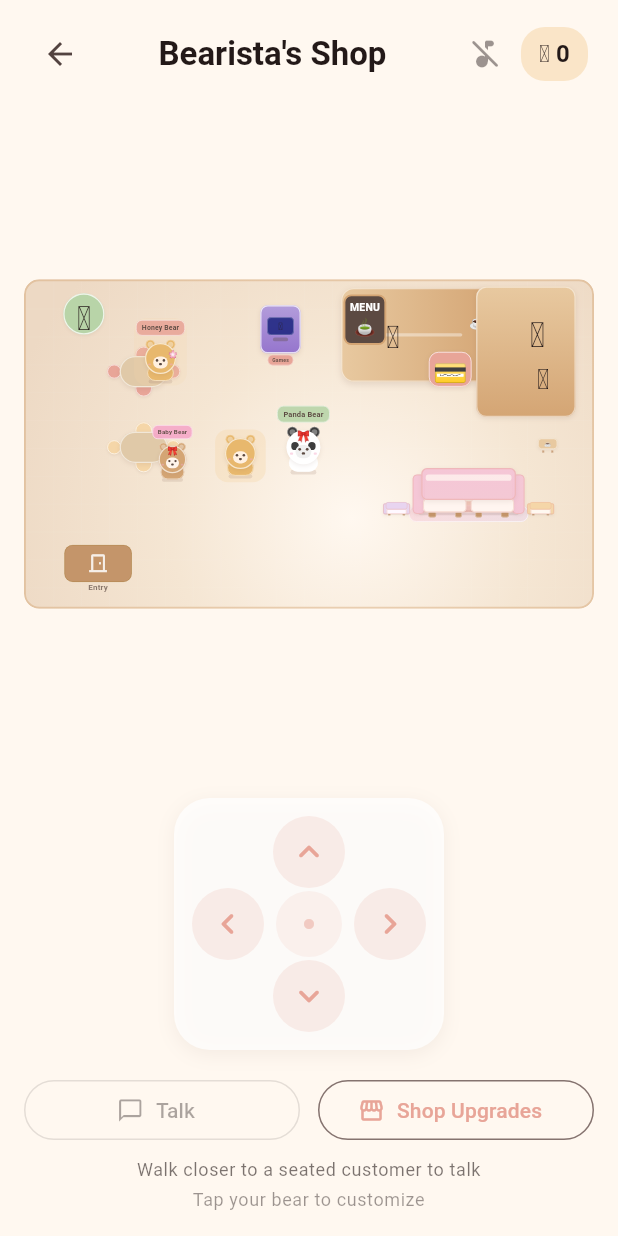
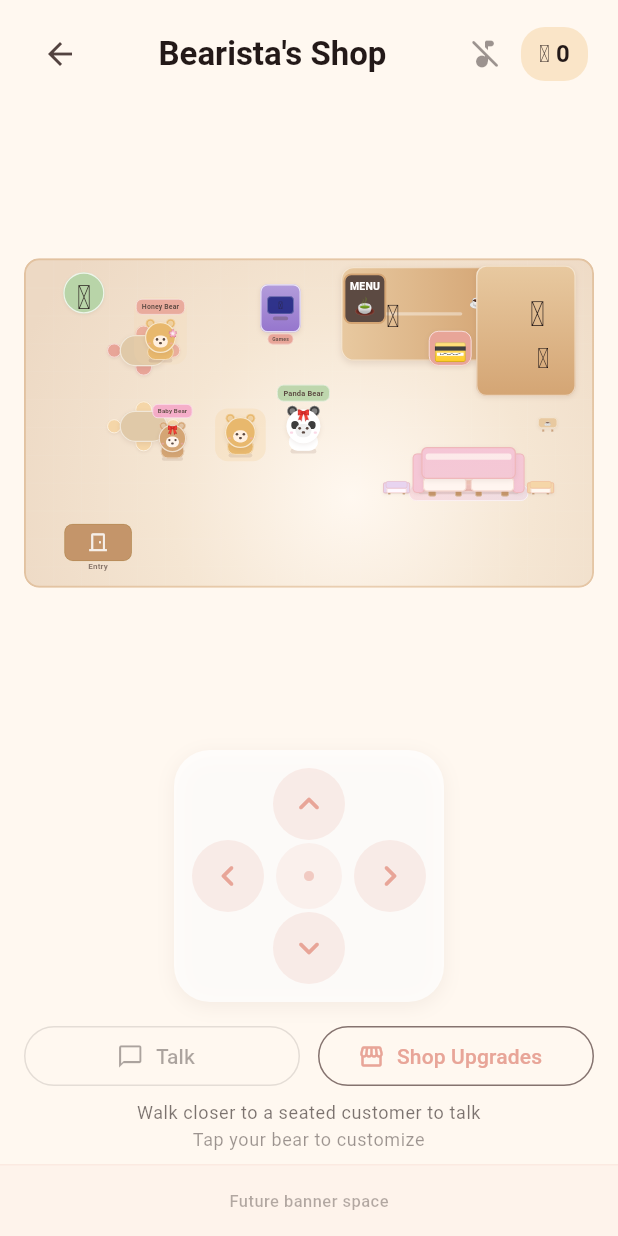
Before and after one commit to zoerose12321/bearista-boba, a Flutter app: the ShopWorldPage screen opened directly, on a phone screen of 412 x 824 dp. Run offline on Flutter 3.47's test engine with Material 3 defaults, Android fonts, the phone set to English and light mode, and no system bars; our stand-ins replace audioplayers; accounts and stored records are empty.

Commit message:
v0.1.44 Reserve bottom placeholder bar

```diff
--- a/lib/pages/shop_world_page.dart
+++ b/lib/pages/shop_world_page.dart
@@ -10,6 +10,7 @@ import '../models/seating_assignment.dart';
 import '../models/customer_visit_state.dart';
 import '../models/player_character.dart';
 import '../models/shop_game_state.dart';
+import '../widgets/ad_placeholder_bar.dart';
 import '../widgets/cartoon_shop_scene.dart';
 import '../widgets/shop_decoration.dart';
 import 'bearista_shop_page.dart';
@@ -444,13 +445,18 @@ class _ShopWorldPageState extends State<ShopWorldPage>
       body: Focus(
         autofocus: true,
         onKeyEvent: _handleKey,
+        child: Column(
+          children: [
+            Expanded(
               child: SafeArea(
+                bottom: false,
                 child: Padding(
-            padding: const EdgeInsets.fromLTRB(16, 8, 16, 16),
+                  padding: const EdgeInsets.fromLTRB(16, 8, 16, 8),
                   child: LayoutBuilder(
                     builder: (context, constraints) {
-                final contentWidth =
-                    ShopSceneLayout.contentWidthFor(constraints.maxWidth);
+                      final contentWidth = ShopSceneLayout.contentWidthFor(
+                        constraints.maxWidth,
+                      );
 
                       return Column(
                         children: [
@@ -483,7 +489,7 @@ class _ShopWorldPageState extends State<ShopWorldPage>
                               },
                             ),
                           ),
-                    const SizedBox(height: 12),
+                          const SizedBox(height: 8),
                           AnimatedBuilder(
                             animation: _allWalkAnimations,
                             builder: (context, child) {
@@ -503,18 +509,20 @@ class _ShopWorldPageState extends State<ShopWorldPage>
                                     mainAxisSize: MainAxisSize.min,
                                     children: [
                                       ShopDpad(onMove: _move),
-                                const SizedBox(height: 16),
+                                      const SizedBox(height: 12),
                                       if (_canPlayMinigames) ...[
                                         SizedBox(
                                           width: double.infinity,
                                           child: FilledButton.icon(
                                             key: const Key('play_minigames'),
                                             onPressed: _openMinigames,
-                                      icon: const Icon(Icons.sports_esports_outlined),
+                                            icon: const Icon(
+                                              Icons.sports_esports_outlined,
+                                            ),
                                             label: const Text('Play Minigames'),
                                           ),
                                         ),
-                                  const SizedBox(height: 12),
+                                        const SizedBox(height: 10),
                                       ],
                                       Row(
                                         children: [
@@ -522,16 +530,20 @@ class _ShopWorldPageState extends State<ShopWorldPage>
                                             child: canTalk
                                                 ? FilledButton.icon(
                                                     onPressed: () =>
-                                                  _openBearistaShop(talkTarget),
+                                                        _openBearistaShop(
+                                                          talkTarget,
+                                                        ),
                                                     icon: const Icon(
-                                                Icons.chat_bubble_outline,
+                                                      Icons
+                                                          .chat_bubble_outline,
                                                     ),
                                                     label: const Text('Talk'),
                                                   )
                                                 : OutlinedButton.icon(
                                                     onPressed: null,
                                                     icon: const Icon(
-                                                Icons.chat_bubble_outline,
+                                                      Icons
+                                                          .chat_bubble_outline,
                                                     ),
                                                     label: const Text('Talk'),
                                                   ),
@@ -549,20 +561,22 @@ class _ShopWorldPageState extends State<ShopWorldPage>
                                         ],
                                       ),
                                       if (!canTalk) ...[
-                                  const SizedBox(height: 8),
+                                        const SizedBox(height: 6),
                                         Text(
                                           _talkHint(talkTarget),
-                                    style: theme.textTheme.bodySmall?.copyWith(
+                                          style:
+                                              theme.textTheme.bodySmall?.copyWith(
                                             color: theme.colorScheme.onSurface
                                                 .withValues(alpha: 0.6),
                                           ),
                                           textAlign: TextAlign.center,
                                         ),
                                       ],
-                                const SizedBox(height: 4),
+                                      const SizedBox(height: 2),
                                       Text(
                                         'Tap your bear to customize',
-                                  style: theme.textTheme.bodySmall?.copyWith(
+                                        style:
+                                            theme.textTheme.bodySmall?.copyWith(
                                           color: theme.colorScheme.onSurface
                                               .withValues(alpha: 0.45),
                                         ),
@@ -581,6 +595,11 @@ class _ShopWorldPageState extends State<ShopWorldPage>
                 ),
               ),
             ),
+            // Reserved bottom banner slot — replace [AdPlaceholderBar] with ad widget later.
+            const AdPlaceholderBar(),
+          ],
+        ),
+      ),
     );
   }
 }
--- /dev/null
+++ b/lib/widgets/ad_placeholder_bar.dart
@@ -0,0 +1,42 @@
+import 'package:flutter/material.dart';
+
+/// Reserved strip at the bottom of [ShopWorldPage] for a future banner ad.
+///
+/// Swap this widget for a real banner/ad widget when integrating an ad SDK.
+class AdPlaceholderBar extends StatelessWidget {
+  const AdPlaceholderBar({super.key});
+
+  /// Minimum strip height excluding device bottom safe-area inset.
+  static const contentHeight = 48.0;
+
+  @override
+  Widget build(BuildContext context) {
+    final theme = Theme.of(context);
+
+    return SafeArea(
+      top: false,
+      left: false,
+      right: false,
+      child: Container(
+        width: double.infinity,
+        height: contentHeight,
+        decoration: BoxDecoration(
+          color: theme.colorScheme.primary.withValues(alpha: 0.06),
+          border: Border(
+            top: BorderSide(
+              color: theme.colorScheme.primary.withValues(alpha: 0.12),
+            ),
+          ),
+        ),
+        alignment: Alignment.center,
+        child: Text(
+          'Future banner space',
+          style: theme.textTheme.labelSmall?.copyWith(
+            color: theme.colorScheme.onSurface.withValues(alpha: 0.35),
+            letterSpacing: 0.3,
+          ),
+        ),
+      ),
+    );
+  }
+}
```
Lines whose indentation alone changed are shown as unchanged.
